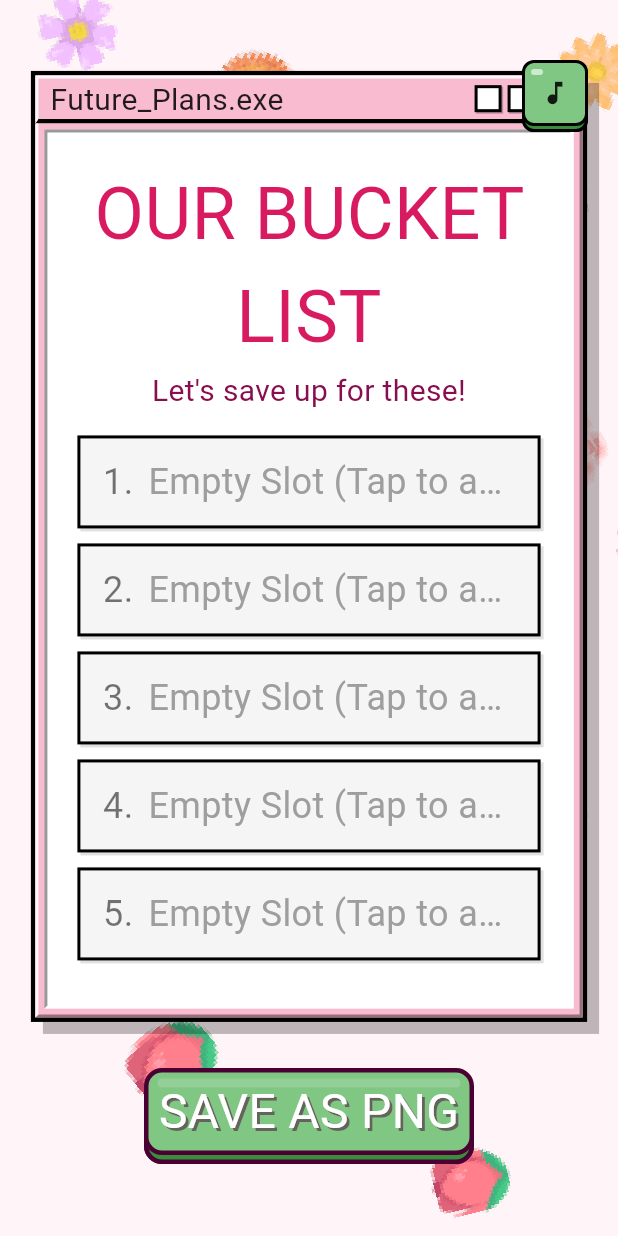
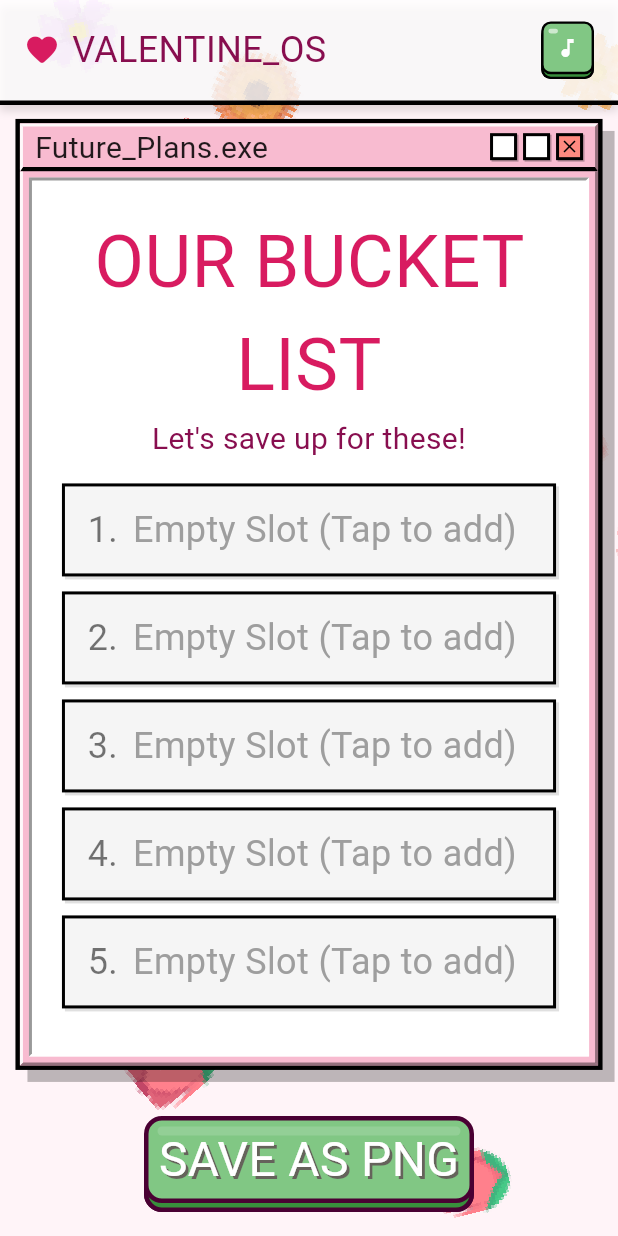
Before and after one commit to Andott1/valentine_webapp, a Flutter app: the BouquetScreen screen opened directly with empty values, swiped to page 2, on a phone screen of 412 x 824 dp. Run offline on Flutter 3.47's test engine with Material 3 defaults, Android fonts, the phone set to English and light mode, and no system bars; our stand-ins replace audioplayers, flutter_svg, google_fonts, shared_preferences; missing offline and left inert: file_saver; accounts and stored records are empty.

Commit message:
feat(ui): enhance mobile responsiveness and add polish to proposal/bouquet screens
- Refactor `BouquetScreen` layout using `Flex` and `Spacer` to ensure proper vertical scaling on mobile devices.
- Replace the floating mute button with a new retro-styled `TopStatusBar` component.
- Implement `TypewriterText` widget with synchronized SFX for the Proposal screen.
- Update `ProposalScreen` to fade in buttons only after the typing animation completes.
- Update `SoundService` to support looping typing sound effects.
- Fix deprecated `Matrix4` scaling usage and resolve ambiguous imports in `SoundService`.

```diff
--- a/lib/core/ui/mute_button.dart
+++ b/lib/core/ui/mute_button.dart
@@ -101,7 +101,7 @@ class _MuteButtonState extends State<MuteButton> {
                     Center(
                       child: Icon(
                         isMuted ? Icons.music_off : Icons.music_note,
-                        color: Colors.black87,
+                        color: Colors.white,
                         size: 20,
                       ),
                     ),
--- /dev/null
+++ b/lib/core/ui/top_status_bar.dart
@@ -0,0 +1,48 @@
+import 'package:flutter/material.dart';
+import 'package:google_fonts/google_fonts.dart';
+import 'mute_button.dart';
+
+class TopStatusBar extends StatelessWidget {
+  const TopStatusBar({super.key});
+
+  @override
+  Widget build(BuildContext context) {
+    return Container(
+      height: 70,
+      padding: const EdgeInsets.symmetric(horizontal: 16, vertical: 8),
+      decoration: BoxDecoration(
+        color: Colors.white.withValues(alpha: 0.8),
+        border: const Border(
+          bottom: BorderSide(color: Colors.black, width: 3),
+        ),
+        boxShadow: const [
+          BoxShadow(color: Colors.black12, offset: Offset(0, 4), blurRadius: 4),
+        ],
+      ),
+      child: Row(
+        crossAxisAlignment: CrossAxisAlignment.center,
+        children: [
+          // 1. LEFT: OS Name
+          const Icon(Icons.favorite_rounded, color: Color(0xFFD81B60), size: 24),
+          const SizedBox(width: 8),
+          Text(
+            "VALENTINE_OS",
+            style: GoogleFonts.jersey10(
+              fontSize: 24,
+              color: const Color(0xFF880E4F),
+            ),
+          ),
+
+          const Spacer(),
+
+          // 2. RIGHT: Battery & Mute
+          Transform.scale(
+            scale: 0.8,
+            alignment: Alignment.centerRight,
+            child: MuteButton(),
+          ),
+        ],
+      ),
+    );
+  }
+}
--- a/lib/features/bouquet/bouquet_screen.dart
+++ b/lib/features/bouquet/bouquet_screen.dart
@@ -1,8 +1,8 @@
-import 'dart:async'; // Import for Timer
+import 'dart:async';
 import 'package:flutter/material.dart';
 import '../../app_controller.dart';
 import '../../core/ui/falling_flowers_background.dart';
-import '../../core/ui/mute_button.dart';
+import '../../core/ui/top_status_bar.dart'; // Import Status Bar
 import '../../core/ui/flip_widget.dart';
 import '../../core/ui/floating_widget.dart';
 import '../notes/future_plans_board.dart';
@@ -25,10 +25,8 @@ class _BouquetScreenState extends State<BouquetScreen>
   late AnimationController _flipController;
 
   final PageController _pageController = PageController();
-
-  // STATE MANAGEMENT
-  bool _isEnvelopeVisible = false; // Is the back side showing?
-  bool _isOpening = false;         // Is the GIF playing?
+  bool _isEnvelopeVisible = false;
+  bool _isOpening = false;
 
   @override
   void initState() {
@@ -65,55 +63,33 @@ class _BouquetScreenState extends State<BouquetScreen>
     super.dispose();
   }
 
-  // --- INTERACTION LOGIC ---
-
   void _toggleFlip() {
-    // If we are currently playing the opening animation, ignore taps
     if (_isOpening) return;
-
     SoundService.playClick();
-
     if (_isEnvelopeVisible) {
-      // Flip back to Bouquet
       _flipController.reverse();
       setState(() => _isEnvelopeVisible = false);
     } else {
-      // Flip to Envelope
       _flipController.forward();
       setState(() => _isEnvelopeVisible = true);
     }
   }
 
   void _handleSwipeUp(DragEndDetails details) {
-    // 1. Must be looking at envelope
-    // 2. Must not already be opening
-    // 3. Must be a distinct UPWARD swipe (negative velocity)
     if (_isEnvelopeVisible && !_isOpening && details.primaryVelocity! < -500) {
       _playOpeningSequence();
     }
   }
 
   void _playOpeningSequence() async {
+    await const AssetImage('assets/envelope_open.gif').evict();
+    if (!mounted) return;
+    setState(() => _isOpening = true);
+    SoundService.playClick();
 
-    // 1. CRITICAL FIX: Evict the GIF from the cache.
-    // This forces Flutter to forget the "looping" state and reload it from Frame 0.
-    await const AssetImage('assets/envelope_open.gif').evict();
-
-    if (!mounted) return;
-
-    setState(() {
-      _isOpening = true; // Now shows the fresh GIF starting at 0:00
-    });
-
-    SoundService.playClick(); // Or your paper sound
-
-    // 2. Timer matches your GIF length (You mentioned 4000ms)
     Timer(const Duration(milliseconds: 4400), () {
       if (mounted) {
-        // Reset state so it shows the closed envelope again when we return
         setState(() => _isOpening = false);
-
-        // 3. Launch the Letter with the smooth Slide Down animation
         _showLetterWindow();
       }
     });
@@ -125,22 +101,12 @@ class _BouquetScreenState extends State<BouquetScreen>
       barrierDismissible: true,
       barrierLabel: "Dismiss Letter",
       barrierColor: Colors.black54,
-      transitionDuration: const Duration(milliseconds: 800), // Smooth drop speed
-      pageBuilder: (context, animation, secondaryAnimation) {
-        return const LoveLetterWindow();
-      },
+      transitionDuration: const Duration(milliseconds: 800),
+      pageBuilder: (context, animation, secondaryAnimation) => const LoveLetterWindow(),
       transitionBuilder: (context, animation, secondaryAnimation, child) {
-        // Slide from Top (-1.0) to Center (0.0) with a bounce/ease feel
-        final curvedValue = CurvedAnimation(
-          parent: animation,
-          curve: Curves.easeOutQuart,
-        );
-
+        final curvedValue = CurvedAnimation(parent: animation, curve: Curves.easeOutQuart);
         return SlideTransition(
-          position: Tween<Offset>(
-            begin: const Offset(0, -1), // Starts above screen
-            end: Offset.zero,
-          ).animate(curvedValue),
+          position: Tween<Offset>(begin: const Offset(0, -1), end: Offset.zero).animate(curvedValue),
           child: child,
         );
       },
@@ -149,6 +115,17 @@ class _BouquetScreenState extends State<BouquetScreen>
 
   @override
   Widget build(BuildContext context) {
+    final screenWidth = MediaQuery.of(context).size.width;
+    final screenHeight = MediaQuery.of(context).size.height;
+
+    // Logic for mobile-responsive bouquet size
+    // It should never be wider than 80% of width
+    // AND never taller than 45% of height (to save room for text)
+    final double bouquetSize = (screenWidth * 0.8).clamp(200.0, 350.0);
+    final double constrainedSize = (bouquetSize > screenHeight * 0.45)
+        ? screenHeight * 0.45
+        : bouquetSize;
+
     return Scaffold(
       body: Stack(
         children: [
@@ -156,67 +133,77 @@ class _BouquetScreenState extends State<BouquetScreen>
              child: PageView(
                controller: _pageController,
                scrollDirection: Axis.vertical,
-               physics: _isOpening ? const NeverScrollableScrollPhysics() : null, // Lock scroll during animation
+               physics: _isOpening ? const NeverScrollableScrollPhysics() : null,
                children: [
-                 // PAGE 1: Bouquet / Envelope
-                 Center(
+                 // PAGE 1: Bouquet Hub
+                 SafeArea( // Keeps content out of the "notch" area
                    child: Column(
-                    mainAxisAlignment: MainAxisAlignment.center,
                      children: [
-                      const Text(
+                       const SizedBox(height: 60), // Space for Status Bar
+
+                       // Flexible Spacer: Pushes content to center, but yields if space is tight
+                       const Spacer(flex: 2),
+
+                       // TITLE TEXT
+                       Padding(
+                         padding: const EdgeInsets.symmetric(horizontal: 20.0),
+                         child: FittedBox( // Ensures text never overflows
+                           fit: BoxFit.scaleDown,
+                           child: Text(
                              "Happy Valentine's Day!\nILYSM Baby <3",
                              textAlign: TextAlign.center,
                              style: TextStyle(
-                          fontSize: 40,
-                          color: Color(0xFFD81B60),
+                               fontSize: 48, // Base size, FittedBox will scale it down
+                               color: const Color(0xFFD81B60),
                                fontWeight: FontWeight.bold,
-                          shadows: [Shadow(color: Colors.white, offset: Offset(2, 2))]
+                               shadows: const [Shadow(color: Colors.white, offset: Offset(2, 2))]
                              )
                            ),
-                      const SizedBox(height: 20),
+                         ),
+                       ),
 
-                      // THE INTERACTIVE WIDGET
+                       const Spacer(flex: 1),
+
+                       // THE BOUQUET WIDGET
                        ScaleTransition(
                          scale: _scaleAnimation,
                          child: GestureDetector(
-                          onTap: _toggleFlip, // Tap always toggles
-                          onVerticalDragEnd: _handleSwipeUp, // Swipe Up opens
+                           onTap: _toggleFlip,
+                           onVerticalDragEnd: _handleSwipeUp,
                            child: FloatingWidget(
                              child: FlipWidget(
                                controller: _flipController,
-
-                              // FRONT: The Bouquet
-                              front: _buildAssetContainer('assets/Bouquet.gif'),
-
-                              // BACK: The Envelope (Static OR Opening GIF)
-                              back: _isOpening
-                                  ? _buildAssetContainer('assets/envelope_open.gif') // The Animation
-                                  : _buildAssetContainer('assets/envelope.png'),     // The Static Closed
+                               front: _buildContainer(constrainedSize, child: Image.asset('assets/Bouquet.gif', fit: BoxFit.contain, gaplessPlayback: true)),
+                               back: _buildContainer(constrainedSize, child: Image.asset(_isOpening ? 'assets/envelope_open.gif' : 'assets/envelope.png', fit: BoxFit.contain, gaplessPlayback: true)),
                              ),
                            ),
                          ),
                        ),
 
                        const SizedBox(height: 20),
+
+                       // HINT TEXT
                        Text(
-                        _isEnvelopeVisible
-                           ? "(Swipe Up to Open)"
-                           : "(Tap for a surprise)",
-                        style: const TextStyle(fontSize: 16, color: Colors.black26)
+                         _isEnvelopeVisible ? "(Swipe Up to Open)" : "(Tap for a surprise)",
+                         style: const TextStyle(fontSize: 16, color: Colors.black45)
                        ),
 
-                      const SizedBox(height: 40),
+                       const Spacer(flex: 3), // More space at bottom for visual balance
+
+                       // ARROW
                        const Icon(Icons.keyboard_arrow_down, size: 40, color: Colors.black26),
                        const Text("Scroll Down", style: TextStyle(fontSize: 16, color: Colors.black26)),
+                       const SizedBox(height: 20),
                      ],
                    ),
                  ),
 
                  // PAGE 2: Future Plans
-                 const Center(
+                 Center(
                    child: SingleChildScrollView(
+                     physics: const AlwaysScrollableScrollPhysics(),
                      child: Padding(
-                       padding: EdgeInsets.symmetric(vertical: 40),
+                       padding: const EdgeInsets.symmetric(vertical: 80), // Extra padding for status bar
                        child: FuturePlansBoard(),
                      ),
                    ),
@@ -225,36 +212,32 @@ class _BouquetScreenState extends State<BouquetScreen>
              ),
           ),
 
+          // NEW STATUS BAR (Replaces floating Mute Button)
           const Positioned(
-            top: 40,
-            right: 20,
-            child: SafeArea(child: MuteButton()),
+            top: 0,
+            left: 0,
+            right: 0,
+            child: SafeArea(
+              bottom: false,
+              child: TopStatusBar()
+            ),
           ),
         ],
       ),
     );
   }
 
-  // Helper to keep code clean
-  Widget _buildAssetContainer(String assetPath) {
+  Widget _buildContainer(double size, {required Widget child}) {
     return Container(
+      width: size,
+      height: size, // Force square aspect ratio
       decoration: BoxDecoration(
         shape: BoxShape.circle,
         boxShadow: [
-          BoxShadow(
-            color: Colors.white.withValues(alpha: 0.6),
-            blurRadius: 50,
-            spreadRadius: 10
-          )
+          BoxShadow(color: Colors.white.withValues(alpha: 0.6), blurRadius: 50, spreadRadius: 10)
         ]
       ),
-      child: Image.asset(
-        assetPath,
-        width: 300,
-        fit: BoxFit.contain,
-        filterQuality: FilterQuality.none,
-        gaplessPlayback: true, // Prevents flickering when switching GIF/PNG
-      ),
+      child: child,
     );
   }
 }
--- a/lib/features/notes/future_plans_board.dart
+++ b/lib/features/notes/future_plans_board.dart
@@ -142,9 +142,9 @@ class _FuturePlansBoardState extends State<FuturePlansBoard> {
     double containerWidth;
 
     if (screenWidth < 600) {
-      containerWidth = screenWidth * 0.9;
+      containerWidth = screenWidth * 0.95; // Use more space on small screens
     } else {
-      containerWidth = min(screenWidth * 0.5, 800);
+      containerWidth = min(screenWidth * 0.6, 800);
     }
 
     return Center(
@@ -163,12 +163,18 @@ class _FuturePlansBoardState extends State<FuturePlansBoard> {
                   children: [
                     Text(
                       "OUR BUCKET LIST",
-                      style: GoogleFonts.jersey10(fontSize: 48, color: const Color(0xFFD81B60)),
+                      style: GoogleFonts.jersey10(
+                        fontSize: (screenWidth < 600) ? 48 : 56,
+                        color: const Color(0xFFD81B60)
+                      ),
                       textAlign: TextAlign.center,
                     ),
                     Text(
                       "Let's save up for these!",
-                      style: GoogleFonts.jersey10(fontSize: 20, color: const Color(0xFF880E4F)),
+                      style: GoogleFonts.jersey10(
+                        fontSize: (screenWidth < 600) ? 20 : 28,
+                        color: const Color(0xFF880E4F)
+                      ),
                       textAlign: TextAlign.center,
                     ),
                     const SizedBox(height: 15),
```
Also changed, not shown: lib/core/services/sound_service.dart (+29 -16 lines), lib/core/ui/typewriter_text.dart (added, +70 -0 lines), lib/features/proposal/proposal_screen.dart (+41 -14 lines), 1 other file. Lines whose indentation alone changed are shown as unchanged.
